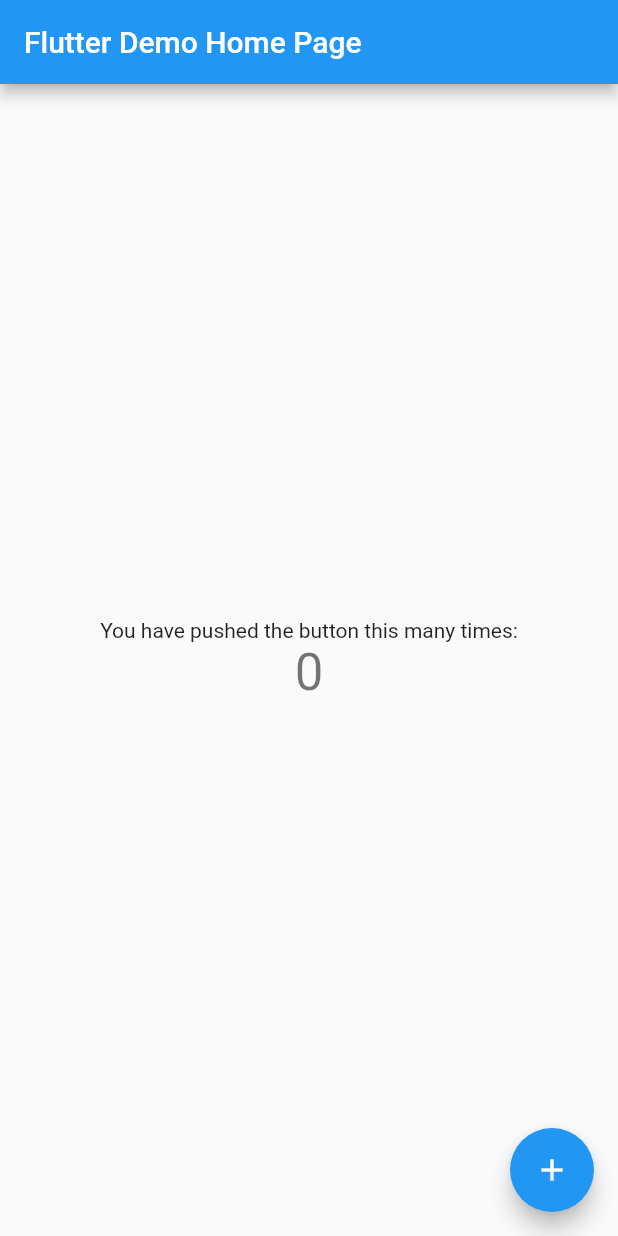
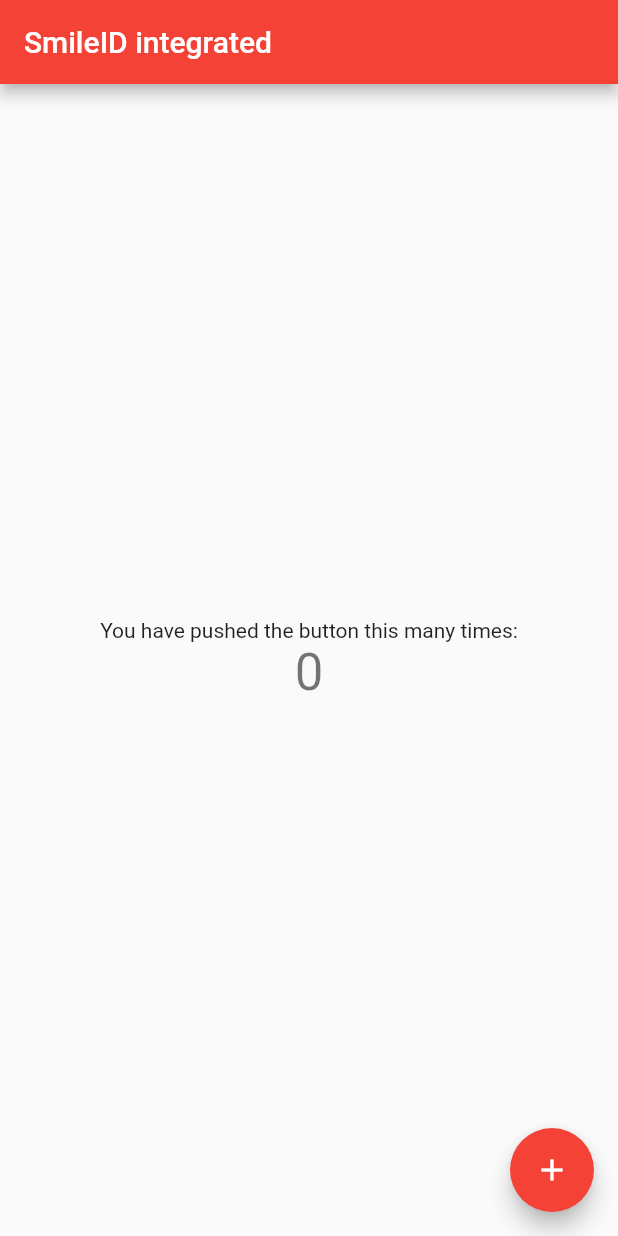
Before and after one commit to slomin/smile_id, a Flutter app: the screen it shows after launch, on a phone screen of 412 x 824 dp. Run offline on Flutter 3.47's test engine with Material 2 defaults, Android fonts, the phone set to English and light mode, and no system bars.

Commit message:
Adding SmileID dependencies

```diff
--- a/lib/main.dart
+++ b/lib/main.dart
@@ -22,9 +22,9 @@ class MyApp extends StatelessWidget {
         // or simply save your changes to "hot reload" in a Flutter IDE).
         // Notice that the counter didn't reset back to zero; the application
         // is not restarted.
-        primarySwatch: Colors.blue,
+        primarySwatch: Colors.red,
       ),
-      home: const MyHomePage(title: 'Flutter Demo Home Page'),
+      home: const MyHomePage(title: 'SmileID integrated'),
     );
   }
 }
--- a/pubspec.yaml
+++ b/pubspec.yaml
@@ -29,6 +29,7 @@ environment:
 dependencies:
   flutter:
     sdk: flutter
+  smile_flutter: ^0.0.27-dev.1
 
 
   # The following adds the Cupertino Icons font to your application.
```
Also changed, not shown: pubspec.lock, 6 other files.
